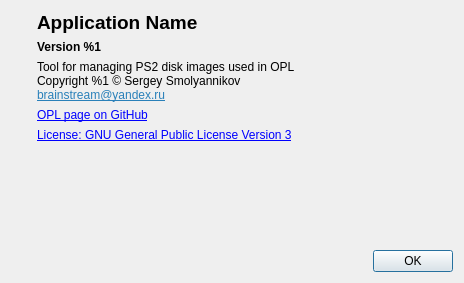
Qt form src/AboutDialog.ui (brainstream/OPL-PC-Tools) before a commit.
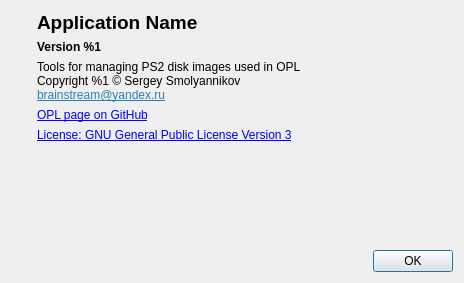
The same form after that commit. Icons and pictures are not drawn.

What changed in the file:
```diff
--- a/src/AboutDialog.ui
+++ b/src/AboutDialog.ui
@@ -104,7 +104,7 @@
 }</string>
        </property>
        <property name="text">
-        <string>&lt;html&gt;&lt;head/&gt;&lt;body&gt;&lt;p&gt;Tool for managing PS2 disk images used in OPL&lt;br/&gt;Copyright %1 © Sergey Smolyannikov&lt;a href=&quot;mailto:brainstream@yandex.ru&quot;&gt;&lt;span style=&quot; text-decoration: underline; color:#2980b9;&quot;&gt;&lt;br/&gt;brainstream@yandex.ru&lt;/span&gt;&lt;/a&gt;&lt;/p&gt;&lt;/body&gt;&lt;/html&gt;</string>
+        <string>&lt;html&gt;&lt;head/&gt;&lt;body&gt;&lt;p&gt;Tools for managing PS2 disk images used in OPL&lt;br/&gt;Copyright %1 © Sergey Smolyannikov&lt;a href=&quot;mailto:brainstream@yandex.ru&quot;&gt;&lt;span style=&quot; text-decoration: underline; color:#2980b9;&quot;&gt;&lt;br/&gt;brainstream@yandex.ru&lt;/span&gt;&lt;/a&gt;&lt;/p&gt;&lt;/body&gt;&lt;/html&gt;</string>
        </property>
        <property name="textFormat">
         <enum>Qt::RichText</enum>
```
